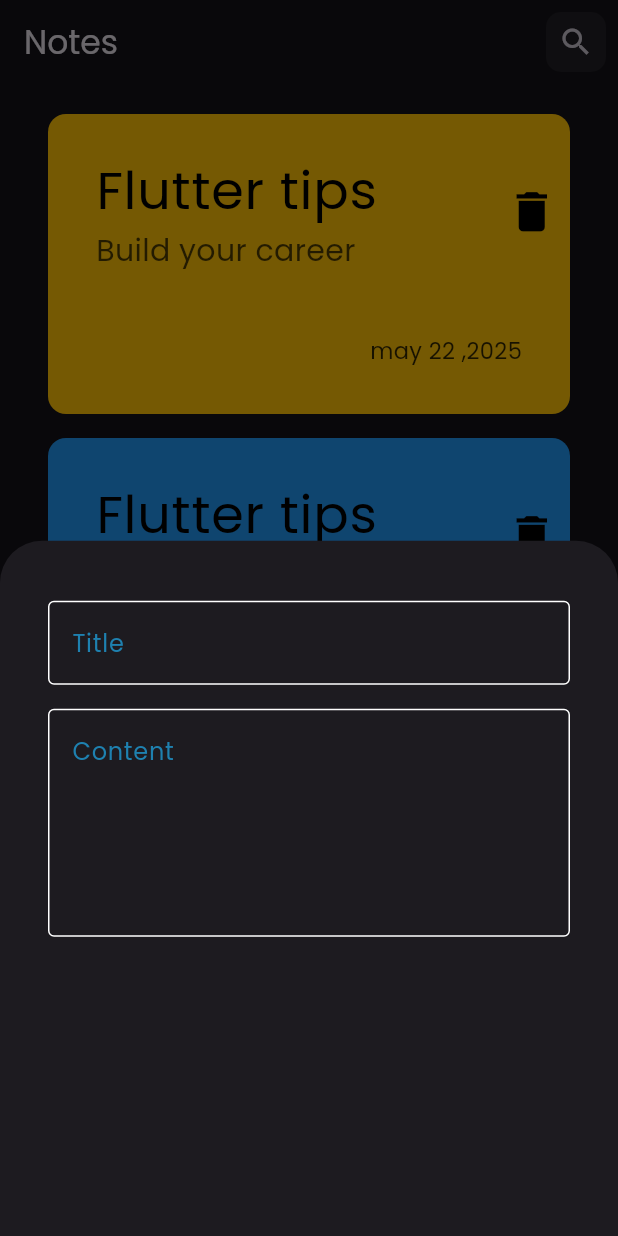
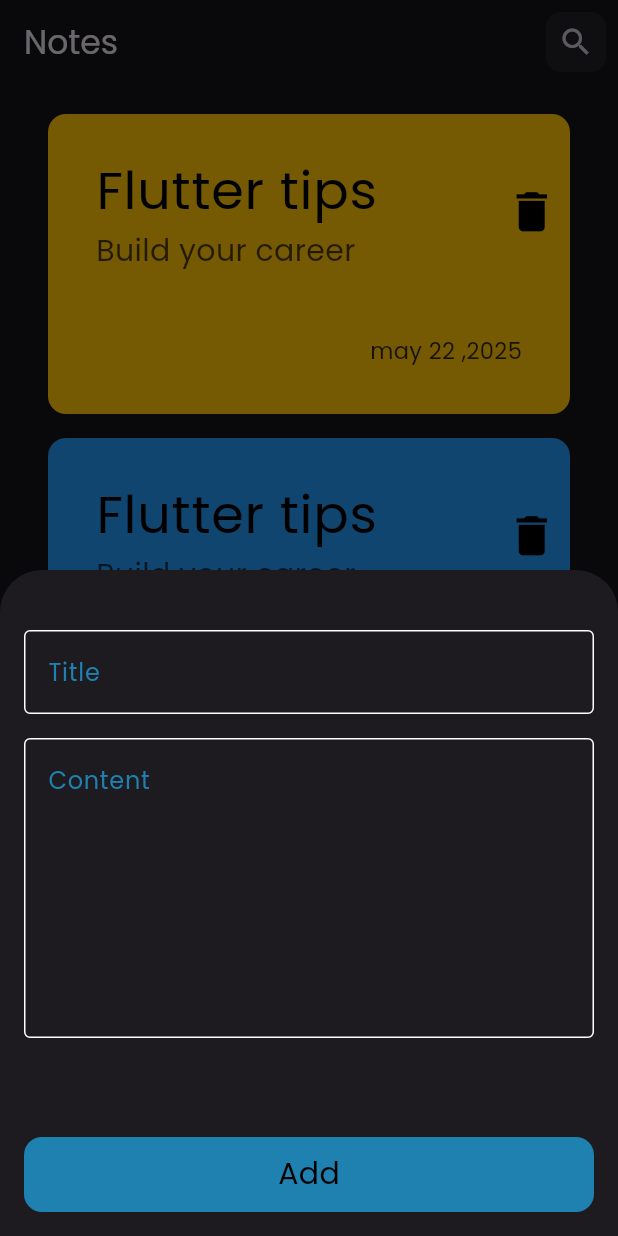
Before and after one commit to moshehata7/note_app, a Flutter app: the screen it shows after launch, after a tap on the "add" icon, on a phone screen of 412 x 824 dp. Run offline on Flutter 3.47's test engine with Material 3 defaults, Android fonts, the phone set to English and light mode, and no system bars.

Commit message:
add custom button and finish modal bottom sheet

```diff
--- /dev/null
+++ b/lib/widgets/custom_add_button.dart
@@ -0,0 +1,27 @@
+import 'package:flutter/material.dart';
+import 'package:note_app/constants.dart';
+
+class CustomAddButton extends StatelessWidget {
+  const CustomAddButton({super.key});
+
+  @override
+  Widget build(BuildContext context) {
+    return Padding(
+      padding: const EdgeInsets.all(16),
+      child: Container(
+        decoration: BoxDecoration(
+          color: kcolor,
+          borderRadius: BorderRadius.circular(12)
+        ),
+        child: Center(
+          child: Text("Add",style: TextStyle(
+          fontSize: 20,
+          color: Colors.black
+        ),)),
+
+        height: 50,
+        width: MediaQuery.of(context).size.width,
+      ),
+    );
+  }
+}
--- a/lib/widgets/custom_text_field.dart
+++ b/lib/widgets/custom_text_field.dart
@@ -13,7 +13,7 @@ class CustomTextField extends StatelessWidget {
   @override
   Widget build(BuildContext context) {
     return Padding(
-      padding: const EdgeInsets.only(top: 16, left: 32, right: 32),
+      padding: const EdgeInsets.only(top: 16, left: 16, right: 16),
       child: TextField(
         maxLines: maxLines,
         decoration: InputDecoration(
--- a/lib/widgets/note_bottom_sheet.dart
+++ b/lib/widgets/note_bottom_sheet.dart
@@ -1,4 +1,6 @@
 import 'package:flutter/material.dart';
+import 'package:note_app/constants.dart';
+import 'package:note_app/widgets/custom_add_button.dart';
 import 'package:note_app/widgets/custom_text_field.dart';
 
 class addNoteBottomsheet extends StatelessWidget {
@@ -7,14 +9,20 @@ class addNoteBottomsheet extends StatelessWidget {
   @override
   Widget build(BuildContext context) {
     return Container(
+      child: SingleChildScrollView(
         child: Column(
           children: [
             SizedBox(
               height: 24,
             ),
             CustomTextField(maxLines: 1, hintText: "Title",),
-          CustomTextField(maxLines: 5, hintText: "Content")
+            CustomTextField(maxLines: 7, hintText: "Content"),
+            SizedBox(
+              height: 50,
+            ),
+            CustomAddButton()
           ],
+        ),
       ),
     );
   }
```
Lines whose indentation alone changed are shown as unchanged.
